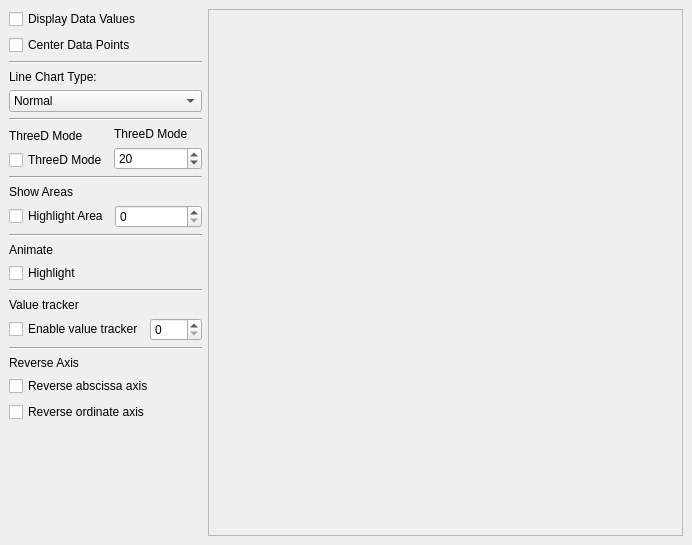
Above: examples/Lines/Advanced/mainwindow.ui from KDAB/KDChart before the change. Below: the same form after it.
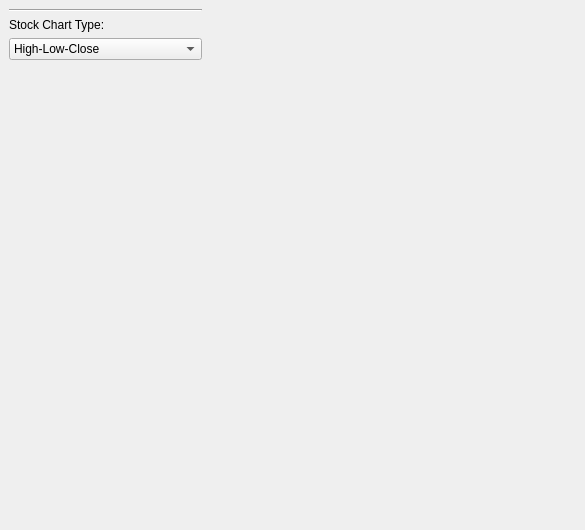
That is the form after the change. Icons and pictures are not drawn.

Commit message: Import stock chart example

```diff
--- a/examples/Lines/Advanced/mainwindow.ui
+++ b/examples/Lines/Advanced/mainwindow.ui
@@ -5,8 +5,8 @@
    <rect>
     <x>0</x>
     <y>0</y>
-    <width>692</width>
-    <height>545</height>
+    <width>585</width>
+    <height>530</height>
    </rect>
   </property>
   <property name="windowTitle" >
@@ -32,63 +32,6 @@
      <property name="margin" >
       <number>0</number>
      </property>
-     <item>
-      <widget class="QCheckBox" name="paintValuesCB" >
-       <property name="text" >
-        <string>Display Data Values</string>
-       </property>
-      </widget>
-     </item>
-     <item>
-      <widget class="QCheckBox" name="centerDataPointsCB" >
-       <property name="text" >
-        <string>Center Data Points</string>
-       </property>
-      </widget>
-     </item>
-     <item>
-      <widget class="Line" name="line_3" >
-       <property name="orientation" >
-        <enum>Qt::Horizontal</enum>
-       </property>
-      </widget>
-     </item>
-     <item>
-      <layout class="QVBoxLayout" >
-       <property name="spacing" >
-        <number>6</number>
-       </property>
-       <property name="margin" >
-        <number>0</number>
-       </property>
-       <item>
-        <widget class="QLabel" name="lineTypeLB" >
-         <property name="text" >
-          <string>Line Chart Type:</string>
-         </property>
-        </widget>
-       </item>
-       <item>
-        <widget class="QComboBox" name="lineTypeCB" >
-         <item>
-          <property name="text" >
-           <string>Normal</string>
-          </property>
-         </item>
-         <item>
-          <property name="text" >
-           <string>Stacked</string>
-          </property>
-         </item>
-         <item>
-          <property name="text" >
-           <string>Percent</string>
-          </property>
-         </item>
-        </widget>
-       </item>
-      </layout>
-     </item>
      <item>
       <widget class="Line" name="line" >
        <property name="orientation" >
@@ -97,241 +40,31 @@
       </widget>
      </item>
      <item>
-      <layout class="QHBoxLayout" >
-       <property name="spacing" >
-        <number>6</number>
+      <widget class="QLabel" name="lineTypeLB" >
+       <property name="text" >
+        <string>Stock Chart Type:</string>
        </property>
-       <property name="margin" >
-        <number>0</number>
-       </property>
-       <item>
-        <layout class="QVBoxLayout" >
-         <property name="spacing" >
-          <number>6</number>
-         </property>
-         <property name="margin" >
-          <number>0</number>
-         </property>
-         <item>
-          <widget class="QLabel" name="threeDLabel" >
-           <property name="text" >
-            <string>ThreeD Mode</string>
-           </property>
-          </widget>
-         </item>
-         <item>
-          <widget class="QCheckBox" name="threeDModeCB" >
-           <property name="text" >
-            <string>ThreeD Mode</string>
-           </property>
-          </widget>
-         </item>
-        </layout>
-       </item>
-       <item>
-        <layout class="QVBoxLayout" >
-         <property name="spacing" >
-          <number>6</number>
-         </property>
-         <property name="margin" >
-          <number>0</number>
-         </property>
-         <item>
-          <widget class="QLabel" name="depthLabel" >
-           <property name="text" >
-            <string>ThreeD Mode</string>
-           </property>
-          </widget>
-         </item>
-         <item>
-          <widget class="QSpinBox" name="depthSB" >
-           <property name="maximum" >
-            <number>99</number>
-           </property>
-           <property name="value" >
-            <number>20</number>
-           </property>
-          </widget>
-         </item>
-        </layout>
-       </item>
-      </layout>
-     </item>
-     <item>
-      <widget class="Line" name="line_4" >
-       <property name="orientation" >
-        <enum>Qt::Horizontal</enum>
-       </property>
       </widget>
      </item>
      <item>
-      <layout class="QVBoxLayout" >
-       <property name="spacing" >
-        <number>6</number>
-       </property>
-       <property name="margin" >
-        <number>0</number>
-       </property>
+      <widget class="QComboBox" name="stockTypeCB" >
        <item>
-        <widget class="QLabel" name="penLabel" >
-         <property name="text" >
-          <string>Show Areas</string>
-         </property>
-        </widget>
+        <property name="text" >
+         <string>High-Low-Close</string>
+        </property>
        </item>
        <item>
-        <layout class="QHBoxLayout" >
-         <property name="spacing" >
-          <number>6</number>
-         </property>
-         <property name="margin" >
-          <number>0</number>
-         </property>
-         <item>
-          <widget class="QCheckBox" name="highlightAreaCB" >
-           <property name="text" >
-            <string>Highlight Area</string>
-           </property>
-          </widget>
-         </item>
-         <item>
-          <widget class="QSpinBox" name="highlightAreaSB" >
-           <property name="maximum" >
-            <number>3</number>
-           </property>
-          </widget>
-         </item>
-        </layout>
+        <property name="text" >
+         <string>Open-High-Low-Close</string>
+        </property>
        </item>
-      </layout>
-     </item>
-     <item>
-      <widget class="Line" name="line_2" >
-       <property name="orientation" >
-        <enum>Qt::Horizontal</enum>
-       </property>
-      </widget>
-     </item>
-     <item>
-      <layout class="QVBoxLayout" >
-       <property name="spacing" >
-        <number>6</number>
-       </property>
-       <property name="margin" >
-        <number>0</number>
-       </property>
        <item>
-        <widget class="QLabel" name="threeDLB" >
-         <property name="text" >
-          <string>Animate</string>
-         </property>
-        </widget>
+        <property name="text" >
+         <string>Candlestick</string>
+        </property>
        </item>
-       <item>
-        <widget class="QCheckBox" name="animateAreasCB" >
-         <property name="text" >
-          <string>Highlight</string>
-         </property>
-        </widget>
-       </item>
-       <item>
-        <layout class="QHBoxLayout" >
-         <property name="spacing" >
-          <number>6</number>
-         </property>
-         <property name="margin" >
-          <number>0</number>
-         </property>
-        </layout>
-       </item>
-      </layout>
-     </item>
-     <item>
-      <widget class="Line" name="line_5" >
-       <property name="orientation" >
-        <enum>Qt::Horizontal</enum>
-       </property>
       </widget>
      </item>
-     <item>
-      <layout class="QVBoxLayout" >
-       <property name="spacing" >
-        <number>6</number>
-       </property>
-       <property name="margin" >
-        <number>0</number>
-       </property>
-       <item>
-        <widget class="QLabel" name="valueTrackerLB" >
-         <property name="text" >
-          <string>Value tracker</string>
-         </property>
-        </widget>
-       </item>
-       <item>
-        <layout class="QHBoxLayout" >
-         <property name="spacing" >
-          <number>6</number>
-         </property>
-         <property name="margin" >
-          <number>0</number>
-         </property>
-         <item>
-          <widget class="QCheckBox" name="trackAreasCB" >
-           <property name="text" >
-            <string>Enable value tracker</string>
-           </property>
-          </widget>
-         </item>
-         <item>
-          <widget class="QSpinBox" name="trackAreasSB" >
-           <property name="maximum" >
-            <number>3</number>
-           </property>
-          </widget>
-         </item>
-        </layout>
-       </item>
-      </layout>
-     </item>
-     <item>
-      <widget class="Line" name="line_6" >
-       <property name="orientation" >
-        <enum>Qt::Horizontal</enum>
-       </property>
-      </widget>
-     </item>
-     <item>
-      <layout class="QVBoxLayout" >
-       <property name="spacing" >
-        <number>6</number>
-       </property>
-       <property name="margin" >
-        <number>0</number>
-       </property>
-       <item>
-        <widget class="QLabel" name="reverseLB" >
-         <property name="text" >
-          <string>Reverse Axis</string>
-         </property>
-        </widget>
-       </item>
-       <item>
-        <widget class="QCheckBox" name="reverseHorizontalCB" >
-         <property name="text" >
-          <string>Reverse abscissa axis</string>
-         </property>
-        </widget>
-       </item>
-       <item>
-        <widget class="QCheckBox" name="reverseVerticalCB" >
-         <property name="text" >
-          <string>Reverse ordinate axis</string>
-         </property>
-        </widget>
-       </item>
-      </layout>
-     </item>
      <item>
       <spacer>
        <property name="orientation" >
@@ -352,19 +85,8 @@
      <property name="orientation" >
       <enum>Qt::Horizontal</enum>
      </property>
-     <widget class="QFrame" name="chartFrame" >
-      <property name="minimumSize" >
-       <size>
-        <width>300</width>
-        <height>400</height>
-       </size>
-      </property>
-      <property name="frameShape" >
-       <enum>QFrame::StyledPanel</enum>
-      </property>
-      <property name="frameShadow" >
-       <enum>QFrame::Raised</enum>
-      </property>
+     <widget class="QWidget" name="gridLayoutWidget" >
+      <layout class="QGridLayout" name="chartFrame" />
      </widget>
     </widget>
    </item>
```
Left out of the diff: 4 changed lines with no effect on the pictures. The commit also changes 26 other files.
